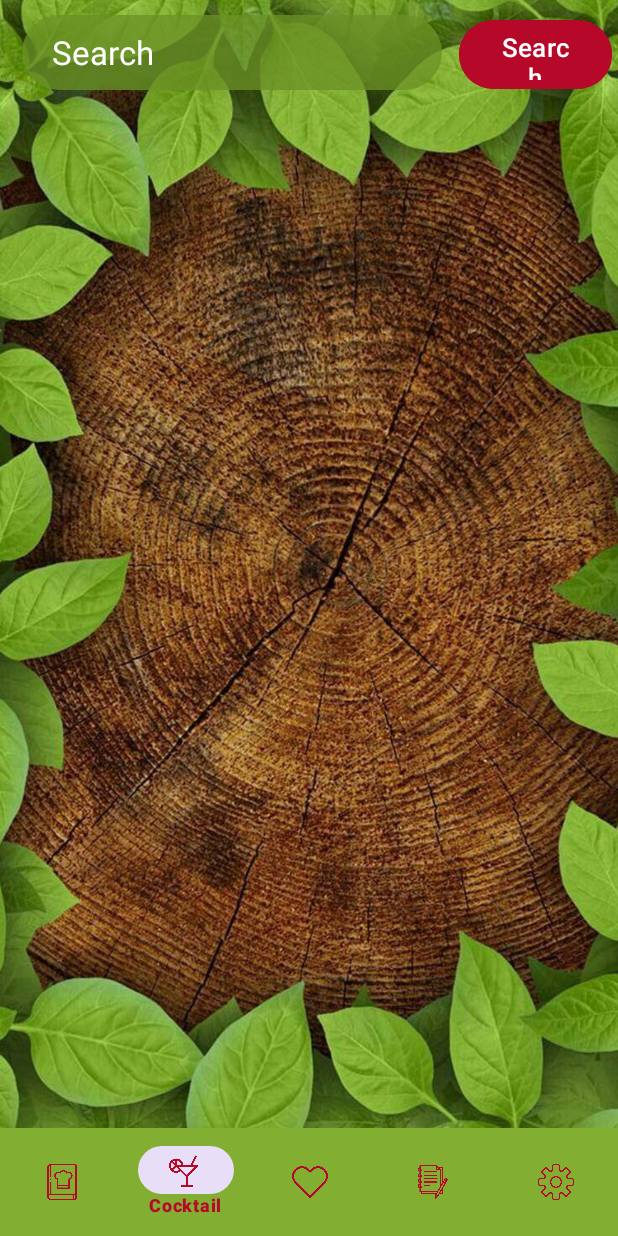
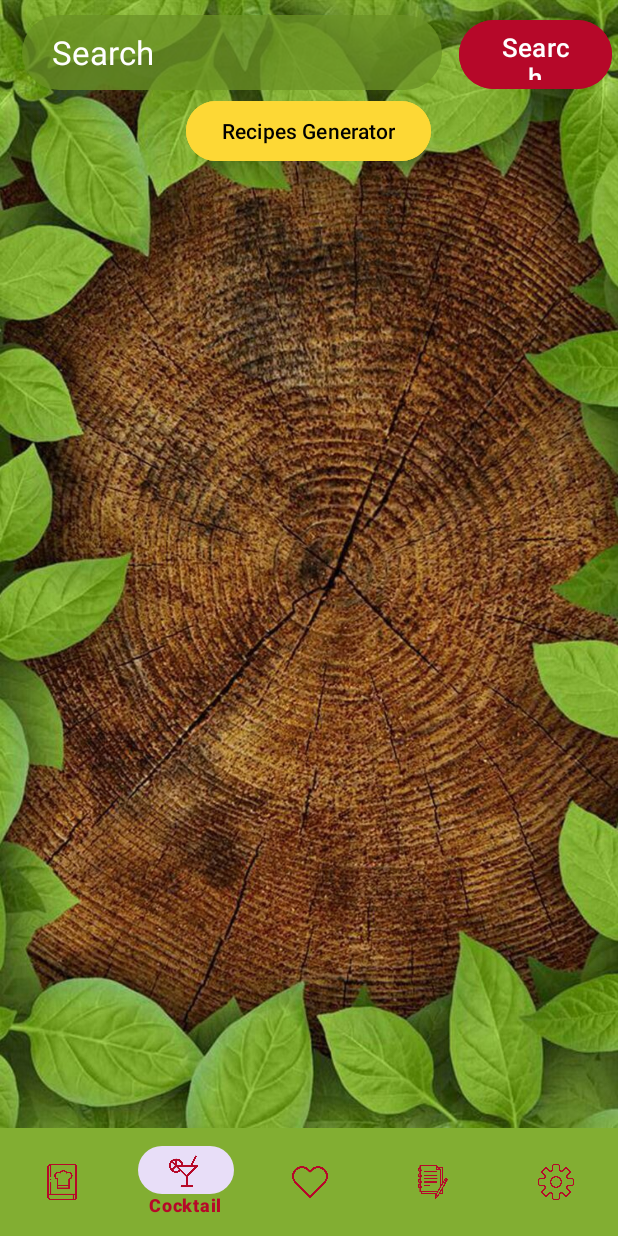
Before and after one commit to VolkanSyntax/Delish-Dish-Android-Modul-3-Abschlussprojekt, an Android app: the CocktailRecipesFragment screen opened through its navigation route, on a phone screen of 412 x 824 dp. Run offline under Robolectric (Android 15) with nearby library versions, the phone set to English and light mode, and no system bars; our stand-ins replace Firebase (no records; nobody signed in at launch, a user with empty details on screens opened directly), Room's generated code, navigation-ui; Roboto replaces fonts that are not available here; 2 statements that could not run were skipped.

Commit message:
Android abschluss 27.03.2024 Recipes Generator

```diff
--- a/app/src/main/java/de/syntax/androidabschluss/MainActivity.kt
+++ b/app/src/main/java/de/syntax/androidabschluss/MainActivity.kt
@@ -1,16 +1,13 @@
 package de.syntax.androidabschluss
 
-import androidx.appcompat.app.AppCompatActivity
 import android.os.Bundle
 import android.view.View
 import androidx.activity.OnBackPressedCallback
-import androidx.fragment.app.activityViewModels
+import androidx.appcompat.app.AppCompatActivity
 import androidx.navigation.findNavController
 import androidx.navigation.fragment.NavHostFragment
 import androidx.navigation.ui.setupWithNavController
-import com.google.firebase.FirebaseApp
 import de.syntax.androidabschluss.databinding.ActivityMainBinding
-import de.syntax.androidabschluss.viewmodel.MainViewModel
 
 // keytool -alias androiddebugkey -keystore ~/.android/debug.keystore -list -v -storepass android
 
@@ -30,6 +27,7 @@ class MainActivity : AppCompatActivity() {
             when(destination.id){
                 R.id.recipeDetailFragment -> binding.bottomNavigationView.visibility = View.GONE
                 R.id.cocktailDetailFragment -> binding.bottomNavigationView.visibility = View.GONE
+                R.id.assistantFragment -> binding.bottomNavigationView.visibility = View.GONE
                 R.id.loginFragment -> binding.bottomNavigationView.visibility = View.GONE
                 R.id.signupFragment -> binding.bottomNavigationView.visibility = View.GONE
                 else -> binding.bottomNavigationView.visibility = View.VISIBLE
--- a/app/src/main/java/de/syntax/androidabschluss/ui/CocktailRecipesFragment.kt
+++ b/app/src/main/java/de/syntax/androidabschluss/ui/CocktailRecipesFragment.kt
@@ -1,16 +1,17 @@
 package de.syntax.androidabschluss.ui
 
 import android.os.Bundle
-import androidx.fragment.app.Fragment
 import android.view.LayoutInflater
 import android.view.View
 import android.view.ViewGroup
+import androidx.fragment.app.Fragment
 import androidx.fragment.app.activityViewModels
+import androidx.navigation.fragment.findNavController
 import androidx.recyclerview.widget.GridLayoutManager
-import androidx.recyclerview.widget.LinearLayoutManager
-import de.syntax.androidabschluss.viewmodel.MainViewModel
+import de.syntax.androidabschluss.R
 import de.syntax.androidabschluss.adapters.CocktailAdapter
 import de.syntax.androidabschluss.databinding.FragmentCocktailRecipesBinding
+import de.syntax.androidabschluss.viewmodel.MainViewModel
 
 class CocktailRecipesFragment : Fragment() {
 
@@ -35,6 +36,10 @@ class CocktailRecipesFragment : Fragment() {
             viewModel.searchCocktails(searchValues)
         }
 
+        binding.assistant.setOnClickListener {
+            findNavController().navigate(R.id.assistantFragment)
+        }
+
         binding.cocktailsRV.layoutManager = GridLayoutManager(context,2);
         binding.cocktailsRV.hasFixedSize()
 
--- a/app/src/main/java/de/syntax/androidabschluss/ui/RecipeListFragment.kt
+++ b/app/src/main/java/de/syntax/androidabschluss/ui/RecipeListFragment.kt
@@ -1,16 +1,17 @@
 package de.syntax.androidabschluss.ui
 
 import android.os.Bundle
-import androidx.fragment.app.Fragment
 import android.view.LayoutInflater
 import android.view.View
 import android.view.ViewGroup
+import androidx.fragment.app.Fragment
 import androidx.fragment.app.activityViewModels
+import androidx.navigation.fragment.findNavController
 import androidx.recyclerview.widget.GridLayoutManager
-import androidx.recyclerview.widget.LinearLayoutManager
-import de.syntax.androidabschluss.viewmodel.MainViewModel
+import de.syntax.androidabschluss.R
 import de.syntax.androidabschluss.adapters.RecipeAdapter
 import de.syntax.androidabschluss.databinding.FragmentRecipeListBinding
+import de.syntax.androidabschluss.viewmodel.MainViewModel
 
 class RecipeListFragment : Fragment() {
 
@@ -28,9 +29,14 @@ class RecipeListFragment : Fragment() {
         super.onViewCreated(view, savedInstanceState)
 
 
+
         binding.recipeListSearchButton.setOnClickListener {
             val searchValue = binding.recipeListEditTextSearch.text.toString()
             viewModel.searchMeals(searchValue)
+        }
+
+        binding.assistant.setOnClickListener {
+            findNavController().navigate(R.id.assistantFragment)
         }
         // Layout manager atanıyor
         binding.reciperListRV.layoutManager = GridLayoutManager(context,2);
--- a/app/src/main/res/layout/fragment_cocktail_recipes.xml
+++ b/app/src/main/res/layout/fragment_cocktail_recipes.xml
@@ -49,7 +49,7 @@
         android:id="@+id/cocktailsRV"
         android:layout_width="match_parent"
         android:layout_height="match_parent"
-        android:layout_marginTop="70dp"
+        android:layout_marginTop="114dp"
         android:padding="10dp"
         app:layoutManager="androidx.recyclerview.widget.GridLayoutManager"
         app:layout_constraintEnd_toEndOf="parent"
@@ -58,4 +58,18 @@
         app:spanCount="2"
         tools:listitem="@layout/item_cocktail"/>
 
+    <Button
+        android:id="@+id/assistant"
+        android:layout_width="wrap_content"
+        android:layout_height="wrap_content"
+        android:layout_marginStart="161dp"
+        android:layout_marginTop="3dp"
+        android:layout_marginEnd="162dp"
+        android:backgroundTint="@color/colorPrimaryDark"
+        android:text="Recipes Generator"
+        android:textColor="@color/black"
+        app:layout_constraintEnd_toEndOf="parent"
+        app:layout_constraintStart_toStartOf="parent"
+        app:layout_constraintTop_toBottomOf="@+id/cocktailListEditTextSearch" />
+
 </androidx.constraintlayout.widget.ConstraintLayout>
--- a/app/src/main/res/navigation/nav_graph.xml
+++ b/app/src/main/res/navigation/nav_graph.xml
@@ -13,6 +13,9 @@
         <action
             android:id="@+id/action_recipeListFragment2_to_recipeDetailFragment"
             app:destination="@id/recipeDetailFragment" />
+        <action
+            android:id="@+id/action_recipeListFragment_to_assistantFragment"
+            app:destination="@id/assistantFragment" />
     </fragment>
     <fragment
         android:id="@+id/recipeDetailFragment"
@@ -31,6 +34,9 @@
         <action
             android:id="@+id/action_cocktailRecipesFragment2_to_cocktailDetailFragment"
             app:destination="@id/cocktailDetailFragment" />
+        <action
+            android:id="@+id/action_cocktailRecipesFragment_to_assistantFragment"
+            app:destination="@id/assistantFragment" />
     </fragment>
     <fragment
         android:id="@+id/cocktailDetailFragment"
@@ -96,4 +102,16 @@
             android:name="noteId"
             app:argType="long" />
     </fragment>
+    <fragment
+        android:id="@+id/assistantFragment"
+        android:name="de.syntax.androidabschluss.ui.AssistantFragment"
+        android:label="fragment_assistant"
+        tools:layout="@layout/fragment_assistant" >
+        <action
+            android:id="@+id/action_assistantFragment_to_cocktailRecipesFragment"
+            app:destination="@id/cocktailRecipesFragment" />
+        <action
+            android:id="@+id/action_assistantFragment_to_recipeListFragment"
+            app:destination="@id/recipeListFragment" />
+    </fragment>
 </navigation>
```
Also changed, not shown: app/build.gradle (+12 -1 lines), app/src/main/java/de/syntax/androidabschluss/data/remote/ApiBuilder.kt (added, +56 -0 lines), app/src/main/java/de/syntax/androidabschluss/ui/AssistantFragment.kt (added, +75 -0 lines), app/src/main/java/de/syntax/androidabschluss/viewmodel/OpenAiViewModel.kt (added, +66 -0 lines), app/src/main/res/layout/fragment_assistant.xml (added, +76 -0 lines), app/src/main/res/layout/fragment_recipe_list.xml (+19 -1 lines).
